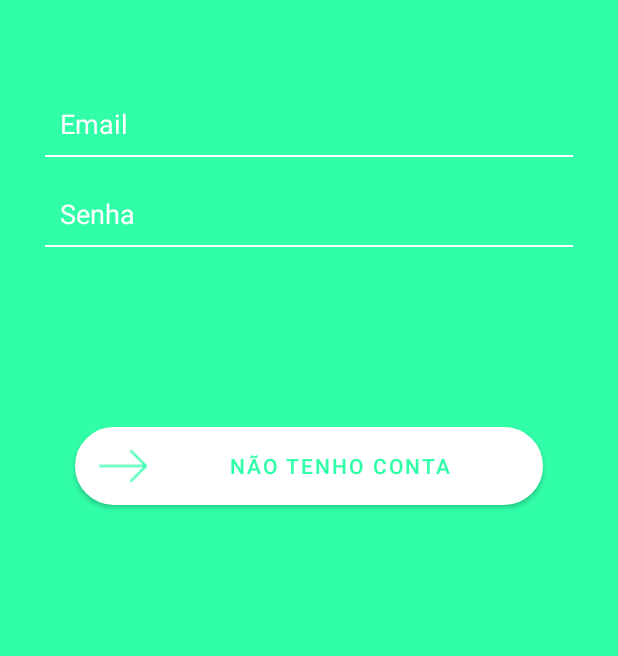
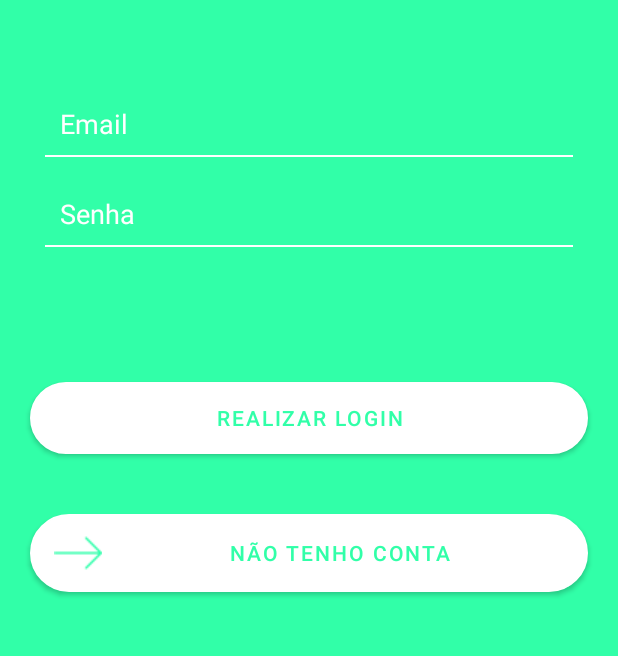
Before and after one commit to arjdev69/AgendeAqui, an Android app: the screen it shows after launch (LoginActivity), on a phone screen of 412 x 824 dp, the part 375-1031 px from its top. Run offline under Robolectric (Android 15) with nearby library versions, the phone set to English and light mode, and no system bars; our stand-ins replace navigation-ui.

Commit message:
implement button login

```diff
--- a/app/build.gradle
+++ b/app/build.gradle
@@ -40,6 +40,9 @@ dependencies {
     implementation 'androidx.constraintlayout:constraintlayout:2.0.4'
     implementation 'androidx.navigation:navigation-fragment:2.3.5'
     implementation 'androidx.navigation:navigation-ui:2.3.5'
+    implementation 'androidx.vectordrawable:vectordrawable:1.1.0'
+    implementation 'androidx.lifecycle:lifecycle-livedata-ktx:2.2.0'
+    implementation 'androidx.lifecycle:lifecycle-viewmodel-ktx:2.2.0'
     testImplementation 'junit:junit:4.+'
     androidTestImplementation 'androidx.test.ext:junit:1.1.2'
     androidTestImplementation 'androidx.test.espresso:espresso-core:3.3.0'
--- a/app/src/main/AndroidManifest.xml
+++ b/app/src/main/AndroidManifest.xml
@@ -10,9 +10,12 @@
         android:supportsRtl="true"
         android:theme="@style/Theme.AgendeAqui">
         <activity
+            android:name=".activities.SchedulesActivity"
+            android:label="@string/title_activity_schedules"></activity>
+        <activity
             android:name=".activities.RegisterActivity"
             android:label="@string/title_activity_register"
-            android:theme="@style/Theme.AgendeAqui.NoActionBar"></activity>
+            android:theme="@style/Theme.AgendeAqui.NoActionBar" />
         <activity
             android:name=".activities.LoginActivity"
             android:label="@string/app_name"
--- a/app/src/main/res/layout/layout_login.xml
+++ b/app/src/main/res/layout/layout_login.xml
@@ -84,24 +84,32 @@
             <LinearLayout
                 android:layout_width="match_parent"
                 android:layout_height="match_parent"
-                android:layout_gravity="center|center_horizontal|center_vertical"
+                android:layout_gravity="bottom"
                 android:layout_marginTop="70dp"
-                android:gravity="center|center_horizontal|center_vertical"
-                android:orientation="horizontal">
+                android:gravity="center"
+                android:orientation="vertical">
 
                 <Button
                     android:id="@+id/buttonLogin"
                     android:layout_width="match_parent"
+                    android:layout_height="match_parent"
+                    android:layout_margin="20dp"
+                    android:background="@drawable/button_shape"
+                    android:text="@string/button_login"
+                    android:textColor="@color/green_light"
+                    app:backgroundTint="@color/white" />
+
+                <Button
+                    android:id="@+id/buttonGoRegister"
+                    android:layout_width="match_parent"
                     android:layout_height="wrap_content"
-                    android:layout_margin="50dp"
+                    android:layout_margin="20dp"
                     android:background="@drawable/button_shape"
                     android:drawableLeft="@drawable/right_arrow"
                     android:text="@string/register_button_login"
                     android:textColor="@color/green_light"
                     app:backgroundTint="@color/white"
-                    tools:ignore="RtlHardcoded"
-                    android:onClick="loginAction"
-                    />
+                    tools:ignore="RtlHardcoded" />
             </LinearLayout>
 
         </LinearLayout>
--- a/app/src/main/res/layout/layout_register.xml
+++ b/app/src/main/res/layout/layout_register.xml
@@ -102,7 +102,7 @@
                     android:orientation="horizontal">
 
                     <Button
-                        android:id="@+id/buttonLogin"
+                        android:id="@+id/buttonGoRegister"
                         android:layout_width="match_parent"
                         android:layout_height="wrap_content"
                         android:layout_margin="50dp"
--- a/app/src/main/res/values/dimens.xml
+++ b/app/src/main/res/values/dimens.xml
@@ -1,3 +1,6 @@
 <resources>
     <dimen name="fab_margin">16dp</dimen>
+    <!-- Default screen margins, per the Android Design guidelines. -->
+    <dimen name="activity_horizontal_margin">16dp</dimen>
+    <dimen name="activity_vertical_margin">16dp</dimen>
 </resources>
```
Also changed, not shown: app/src/main/res/navigation/nav_graph.xml (deleted, +0 -28 lines), app/src/main/res/values/strings.xml (+9 -9 lines).
